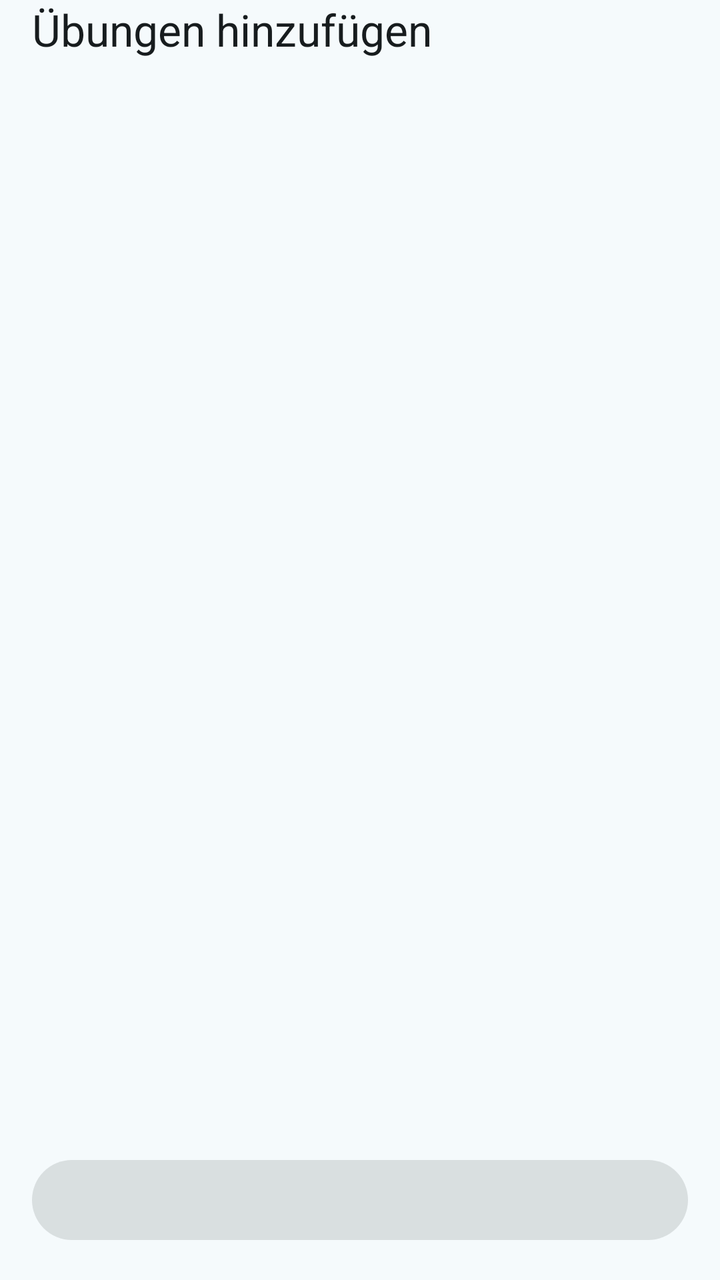
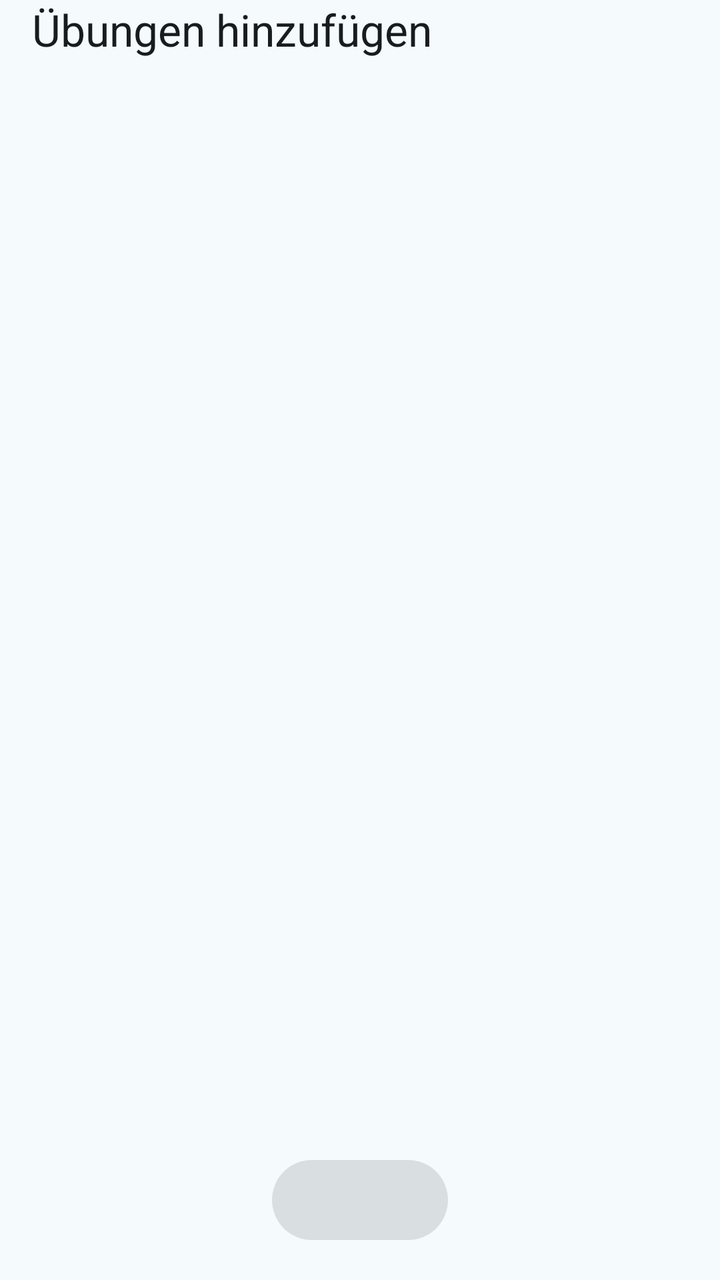

Compare the two renders of this Android layout. The source of the first and the diff that turns it into the second are given below.
<!-- AndroidManifest.xml: application theme Theme.Workout -->
<!-- res/layout/sheet_exercise_picker.xml -->
<?xml version="1.0" encoding="utf-8"?>
<LinearLayout
    xmlns:android="http://schemas.android.com/apk/res/android"
    xmlns:tools="http://schemas.android.com/tools"
    android:layout_width="match_parent"
    android:layout_height="wrap_content"
    android:orientation="vertical"
    android:paddingBottom="16dp">

    <TextView
        android:layout_width="match_parent"
        android:layout_height="wrap_content"
        android:paddingHorizontal="16dp"
        android:paddingBottom="8dp"
        android:text="@string/uebungen_hinzufuegen"
        android:textAppearance="?attr/textAppearanceTitleLarge"/>

    <androidx.recyclerview.widget.RecyclerView
        android:id="@+id/listExercises"
        android:layout_width="match_parent"
        android:layout_height="wrap_content"
        android:layout_weight="1"
        tools:ignore="InefficientWeight"/>

    <com.google.android.material.button.MaterialButton
        android:id="@+id/btnAdd"
        style="@style/Widget.Material3.Button"
        android:layout_width="match_parent"
        android:layout_height="wrap_content"
        android:layout_marginHorizontal="16dp"
        android:layout_marginTop="8dp"
        android:enabled="false"/>
</LinearLayout>
<!-- resources referenced by this layout -->
<resources>
  <string name="uebungen_hinzufuegen">Übungen hinzufügen</string>
  <style name="Theme.Workout" parent="Base.Theme.Workout" />
  <color name="primary">#00687A</color>
  <color name="on_primary">#FFFFFF</color>
  <color name="primary_container">#ACEDFF</color>
  <color name="on_primary_container">#001F26</color>
  <color name="primary_inverse">#84D2E7</color>
  <color name="secondary">#4B6269</color>
  <color name="on_secondary">#FFFFFF</color>
  <color name="secondary_container">#CEE7EF</color>
  <color name="on_secondary_container">#061F25</color>
  <color name="tertiary">#565D7E</color>
  <color name="on_tertiary">#FFFFFF</color>
  <color name="tertiary_container">#DDE1FF</color>
  <color name="on_tertiary_container">#131A37</color>
  <color name="error">#BA1A1A</color>
  <color name="on_error">#FFFFFF</color>
  <color name="error_container">#FFDAD6</color>
  <color name="on_error_container">#410002</color>
  <color name="surface">#F5FAFC</color>
  <color name="on_surface">#171C1E</color>
  <color name="surface_variant">#DBE4E7</color>
  <color name="on_surface_variant">#3F484B</color>
  <color name="surface_inverse">#2B3133</color>
  <color name="on_surface_inverse">#ECF2F4</color>
  <color name="surface_dim">#D5DBDD</color>
  <color name="surface_bright">#F5FAFC</color>
  <color name="surface_container_lowest">#FFFFFF</color>
  <color name="surface_container_low">#EFF4F7</color>
  <color name="surface_container">#E9EFF1</color>
  <color name="surface_container_high">#E3E9EB</color>
  <color name="surface_container_highest">#DEE3E6</color>
  <color name="outline">#70797C</color>
  <color name="outline_variant">#BFC8CB</color>
  <!-- unchanged entries left out for length: 1 -->
</resources>

<!-- the commit's change to res/layout/sheet_exercise_picker.xml (unified diff, before → after) -->
@@ -25,8 +25,9 @@
     <com.google.android.material.button.MaterialButton
         android:id="@+id/btnAdd"
         style="@style/Widget.Material3.Button"
-        android:layout_width="match_parent"
+        android:layout_width="wrap_content"
         android:layout_height="wrap_content"
+        android:layout_gravity="center_horizontal"
         android:layout_marginHorizontal="16dp"
         android:layout_marginTop="8dp"
         android:enabled="false"/>
